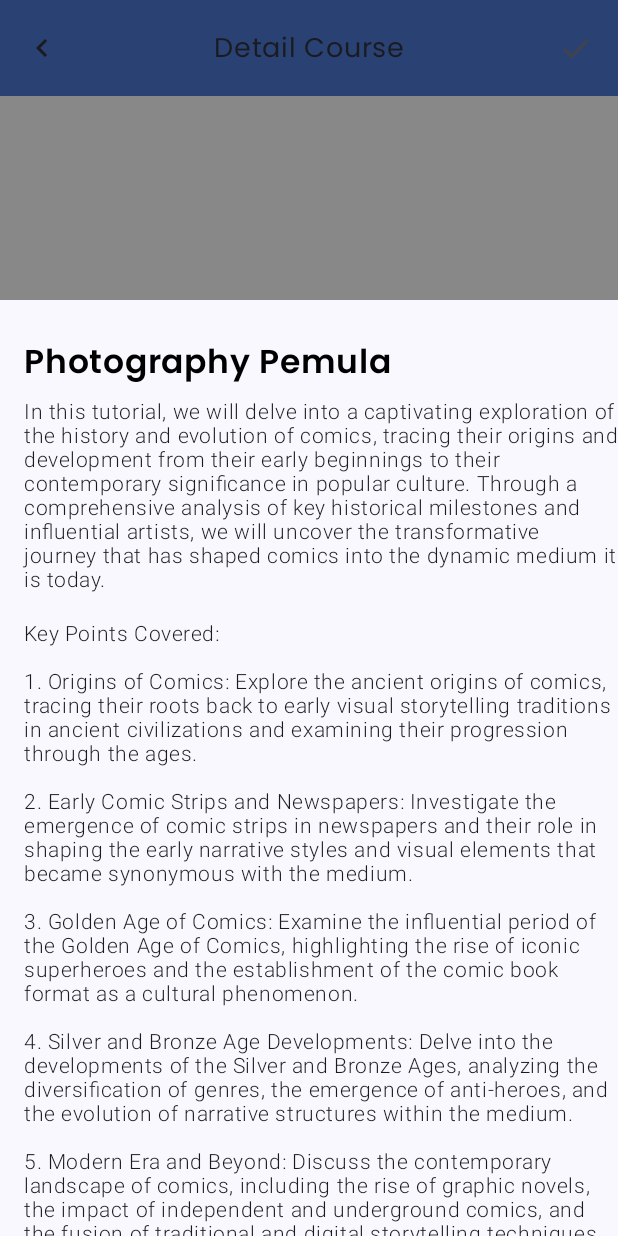
After one commit to fitriadyaa/knowze-app, an Android app built with Jetpack Compose: the composable DetailCourseScreen shown on its own in the app's theme, on a phone screen of 412 x 824 dp. The commit adds this screen. Run offline under Robolectric (Android 15) with nearby library versions, the phone set to English and light mode, and no system bars.

Commit message:
[Detail Course Screen] Slicing UI

```diff
--- a/app/build.gradle.kts
+++ b/app/build.gradle.kts
@@ -51,6 +51,9 @@ android {
 
 dependencies {
 
+    // ExoPlayer
+    implementation("androidx.media3:media3-exoplayer:1.2.0")
+
     implementation("androidx.core:core-ktx:1.9.0")
     implementation("androidx.lifecycle:lifecycle-runtime-ktx:2.6.2")
     implementation("androidx.activity:activity-compose:1.8.1")
@@ -60,6 +63,7 @@ dependencies {
     implementation("androidx.compose.ui:ui-tooling-preview")
     implementation("androidx.compose.material3:material3")
     implementation("androidx.compose.foundation:foundation-android:1.5.4")
+    implementation("androidx.media3:media3-ui:1.2.0")
     testImplementation("junit:junit:4.13.2")
     androidTestImplementation("androidx.test.ext:junit:1.1.5")
     androidTestImplementation("androidx.test.espresso:espresso-core:3.5.1")
--- /dev/null
+++ b/app/src/main/java/com/knowzeteam/knowze/ui/screen/detailcourse/DetailCourseScreen.kt
@@ -0,0 +1,199 @@
+package com.knowzeteam.knowze.ui.screen.detailcourse
+
+import android.annotation.SuppressLint
+import android.view.ViewGroup
+import android.widget.FrameLayout
+import androidx.compose.foundation.background
+import androidx.compose.foundation.layout.Box
+import androidx.compose.foundation.layout.Column
+import androidx.compose.foundation.layout.Spacer
+import androidx.compose.foundation.layout.fillMaxSize
+import androidx.compose.foundation.layout.fillMaxWidth
+import androidx.compose.foundation.layout.height
+import androidx.compose.foundation.layout.padding
+import androidx.compose.foundation.layout.size
+import androidx.compose.foundation.rememberScrollState
+import androidx.compose.foundation.verticalScroll
+import androidx.compose.material.icons.Icons
+import androidx.compose.material.icons.filled.ArrowBack
+import androidx.compose.material.icons.filled.Check
+import androidx.compose.material.icons.filled.KeyboardArrowLeft
+import androidx.compose.material.icons.filled.Menu
+import androidx.compose.material3.CenterAlignedTopAppBar
+import androidx.compose.material3.ExperimentalMaterial3Api
+import androidx.compose.material3.Icon
+import androidx.compose.material3.IconButton
+import androidx.compose.material3.MaterialTheme
+import androidx.compose.material3.Scaffold
+import androidx.compose.material3.Text
+import androidx.compose.material3.TopAppBarDefaults
+import androidx.compose.material3.rememberTopAppBarState
+import androidx.compose.runtime.Composable
+import androidx.compose.runtime.DisposableEffect
+import androidx.compose.runtime.getValue
+import androidx.compose.runtime.mutableStateOf
+import androidx.compose.runtime.remember
+import androidx.compose.runtime.setValue
+import androidx.compose.ui.Alignment
+import androidx.compose.ui.Modifier
+import androidx.compose.ui.graphics.Color
+import androidx.compose.ui.input.nestedscroll.nestedScroll
+import androidx.compose.ui.platform.LocalContext
+import androidx.compose.ui.res.stringResource
+import androidx.compose.ui.text.font.FontWeight
+import androidx.compose.ui.text.style.TextOverflow
+import androidx.compose.ui.tooling.preview.Preview
+import androidx.compose.ui.unit.dp
+import androidx.compose.ui.unit.sp
+import androidx.compose.ui.viewinterop.AndroidView
+import androidx.media3.common.MediaItem
+import androidx.media3.exoplayer.ExoPlayer
+import androidx.media3.ui.PlayerView
+import com.knowzeteam.knowze.R
+import com.knowzeteam.knowze.ui.theme.KnowzeTheme
+
+@SuppressLint("UnusedMaterial3ScaffoldPaddingParameter")
+@OptIn(ExperimentalMaterial3Api::class)
+@Composable
+fun DetailCourseScreen() {
+    val scrollBehavior = TopAppBarDefaults.pinnedScrollBehavior(rememberTopAppBarState())
+
+    Scaffold(
+        modifier = Modifier.nestedScroll(scrollBehavior.nestedScrollConnection),
+
+        topBar = {
+            CenterAlignedTopAppBar(
+                colors = TopAppBarDefaults.centerAlignedTopAppBarColors(
+                    containerColor = MaterialTheme.colorScheme.primary,
+                ),
+                title = {
+                    Text(
+                        "Detail Course",
+                        maxLines = 1,
+                        overflow = TextOverflow.Ellipsis
+                    )
+                },
+                navigationIcon = {
+                    IconButton(onClick = { /* do something */ }) {
+                        Icon(
+                            imageVector = Icons.Filled.KeyboardArrowLeft,
+                            contentDescription = "Localized description"
+                        )
+                    }
+                },
+                actions = {
+                    IconButton(onClick = { /* do something */ }) {
+                        Icon(
+                            imageVector = Icons.Filled.Check,
+                            contentDescription = "Localized description"
+                        )
+                    }
+                },
+                scrollBehavior = scrollBehavior,
+            )
+        },
+    ) {
+        Box(
+            modifier = Modifier
+                .fillMaxSize()
+        ) {
+            Column(
+                modifier = Modifier
+                    .verticalScroll(rememberScrollState())
+                    .padding(bottom = 16.dp)
+            ) {
+                Box(
+                    modifier = Modifier
+                        .fillMaxWidth()
+                        .size(375.dp, 200.dp)
+                        .background(Color.Gray)
+                ) {
+                    Text(text = "Ini Buat Video Player")
+                }
+
+                Spacer(modifier = Modifier.height(25.dp))
+
+                Column(
+                    horizontalAlignment = Alignment.Start,
+                    modifier = Modifier
+                        .padding(start = 16.dp)
+                ) {
+                    Text(
+                        text = stringResource(id = R.string.title_detail),
+                        style = MaterialTheme.typography.titleLarge.copy(
+                            fontSize = 22.sp,
+                            fontWeight = FontWeight.SemiBold,
+                            color = Color.Black
+                        )
+                    )
+
+                    Spacer(modifier = Modifier.height(10.dp))
+
+                    Text(
+                        text = stringResource(id = R.string.course_detail_1),
+                        style = MaterialTheme.typography.bodySmall.copy(
+                            fontSize = 14.sp,
+                            fontWeight = FontWeight.Light
+                        )
+                    )
+
+                    Spacer(modifier = Modifier.height(20.dp))
+
+                    Text(
+                        text = stringResource(id = R.string.course_detail_2),
+                        style = MaterialTheme.typography.bodySmall.copy(
+                            fontSize = 14.sp,
+                            fontWeight = FontWeight.Light
+                        )
+                    )
+                }
+            }
+        }
+    }
+}
+
+@SuppressLint("OpaqueUnitKey")
+@Composable
+fun VideoPlayer(modifier: Modifier = Modifier) {
+    val context = LocalContext.current
+    var playWhenReady by remember { mutableStateOf(true) }
+    val exoPlayer = remember {
+        ExoPlayer.Builder(context).build().apply {
+            setMediaItem(MediaItem.EMPTY)
+            /* setMediaItem(MediaItem.fromUri("http://commondatastorage.googleapis.com/gtv-videos-bucket/sample/BigBuckBunny.mp4")) */
+            repeatMode = ExoPlayer.REPEAT_MODE_ALL
+            playWhenReady = playWhenReady
+            prepare()
+            play()
+        }
+    }
+
+    DisposableEffect(
+        AndroidView(
+            modifier = Modifier
+                .fillMaxSize(),
+            factory = {
+                PlayerView(context).apply {
+                    player = exoPlayer
+                    useController = true
+                    FrameLayout.LayoutParams(
+                        ViewGroup.LayoutParams.MATCH_PARENT,
+                        ViewGroup.LayoutParams.MATCH_PARENT
+                    )
+                }
+            }
+        )
+    ) {
+        onDispose {
+            exoPlayer.release()
+        }
+    }
+}
+
+@Preview
+@Composable
+fun DetailCoursePreview() {
+    KnowzeTheme {
+        DetailCourseScreen()
+    }
+}
--- a/app/src/main/res/values/strings.xml
+++ b/app/src/main/res/values/strings.xml
@@ -22,4 +22,8 @@
     <string name="start_now">Mulai Sekarang!</string>
     <string name="course_content">Konten Kursus</string>
     <string name="topic">8 Topik</string>
+    <string name="detail">Detail</string>
+    <string name="title_detail">Photography Pemula</string>
+    <string name="course_detail_1">In this tutorial, we will delve into a captivating exploration of the history and evolution of comics, tracing their origins and development from their early beginnings to their contemporary significance in popular culture. Through a comprehensive analysis of key historical milestones and influential artists, we will uncover the transformative journey that has shaped comics into the dynamic medium it is today.</string>
+    <string name="course_detail_2">Key Points Covered:\n\n1. Origins of Comics: Explore the ancient origins of comics, tracing their roots back to early visual storytelling traditions in ancient civilizations and examining their progression through the ages.\n\n2. Early Comic Strips and Newspapers: Investigate the emergence of comic strips in newspapers and their role in shaping the early narrative styles and visual elements that became synonymous with the medium.\n\n3. Golden Age of Comics: Examine the influential period of the Golden Age of Comics, highlighting the rise of iconic superheroes and the establishment of the comic book format as a cultural phenomenon.\n\n4. Silver and Bronze Age Developments: Delve into the developments of the Silver and Bronze Ages, analyzing the diversification of genres, the emergence of anti-heroes, and the evolution of narrative structures within the medium.\n\n5. Modern Era and Beyond: Discuss the contemporary landscape of comics, including the rise of graphic novels, the impact of independent and underground comics, and the fusion of traditional and digital storytelling techniques in the digital age.\n\nThrough engaging historical accounts, visual representations, and insightful discussions, this tutorial aims to provide a comprehensive understanding of the historical context and cultural significance of comics, allowing you to appreciate the rich heritage and dynamic evolution of this compelling visual medium.</string>
 </resources>
```
